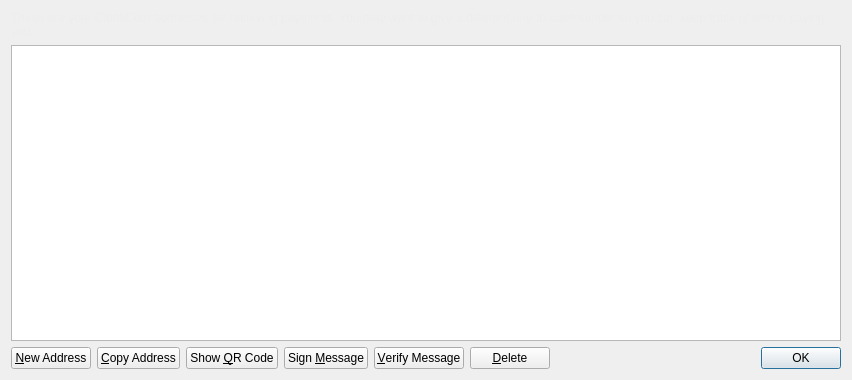
This is src/qt/forms/addressbookpage.ui in CloakCoin/CloakCoinRelaunch as Qt 5 draws it before an edit. The edited form follows.
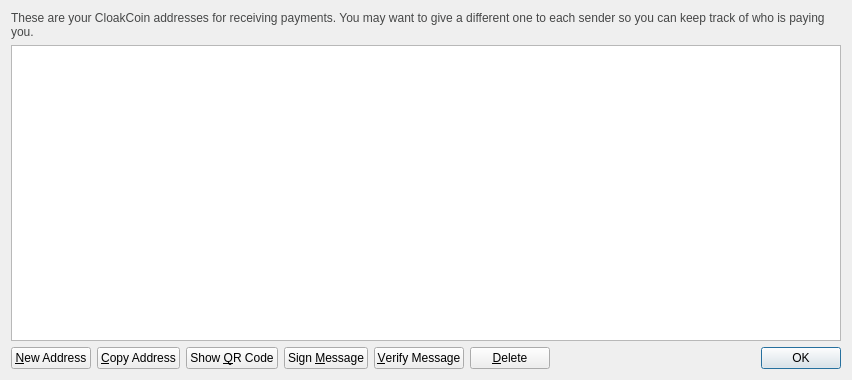
This is the edited form. Icons and pictures are not drawn.

```diff
--- a/src/qt/forms/addressbookpage.ui
+++ b/src/qt/forms/addressbookpage.ui
@@ -17,7 +17,7 @@
    <item>
     <widget class="QLabel" name="labelExplanation">
      <property name="styleSheet">
-      <string notr="true">#labelExplanation { color: #ededed; }</string>
+      <string notr="true">#labelExplanation { color: #464747; }</string>
      </property>
      <property name="text">
       <string>These are your CloakCoin addresses for receiving payments. You may want to give a different one to each sender so you can keep track of who is paying you.</string>
```
